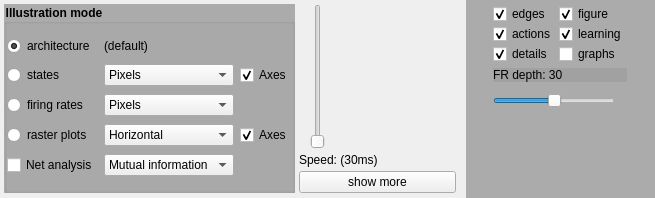
Qt form BrainStdGUI/source/windows/controlswidget.ui (brainstudio-team/BrainStudio) before a commit.
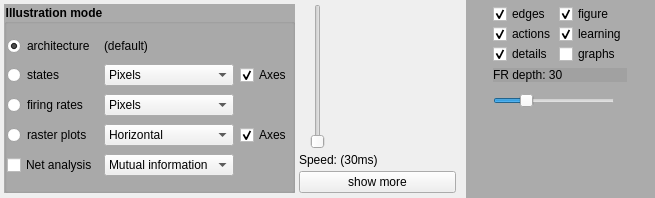
The same form after that commit.

```diff
--- a/BrainStdGUI/source/windows/controlswidget.ui
+++ b/BrainStdGUI/source/windows/controlswidget.ui
@@ -383,7 +383,7 @@
          <number>1</number>
         </property>
         <property name="maximum">
-         <number>99</number>
+         <number>199</number>
         </property>
         <property name="value">
          <number>50</number>
```
Left out of the diff: 5 changed lines with no effect on the pictures.
